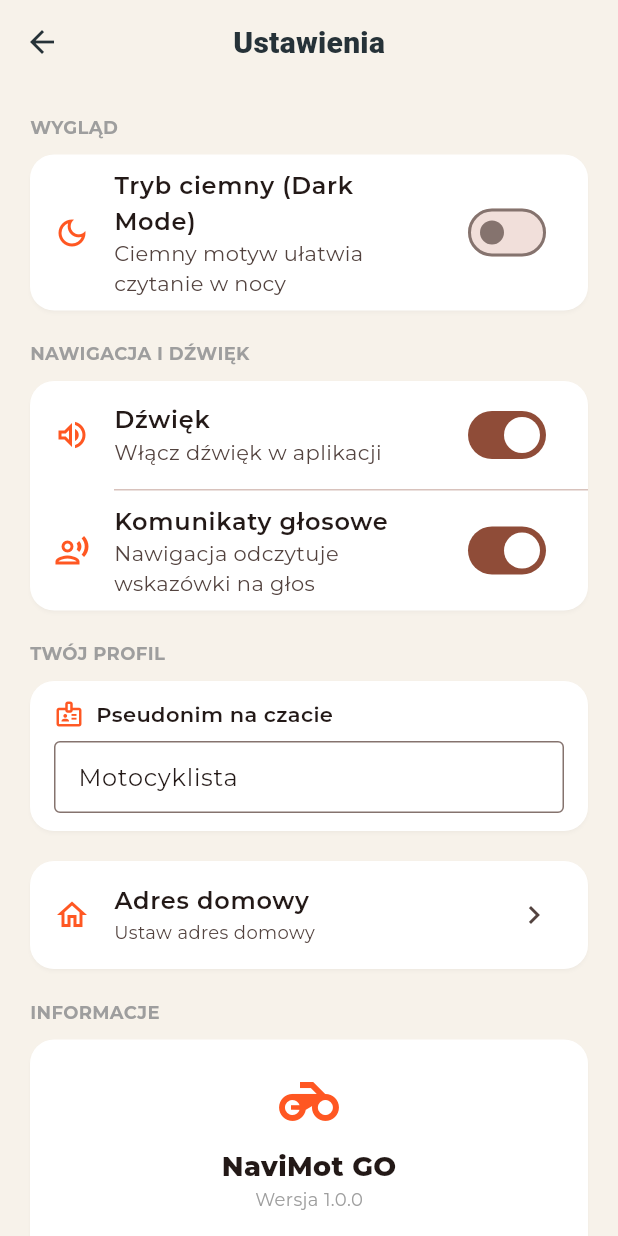
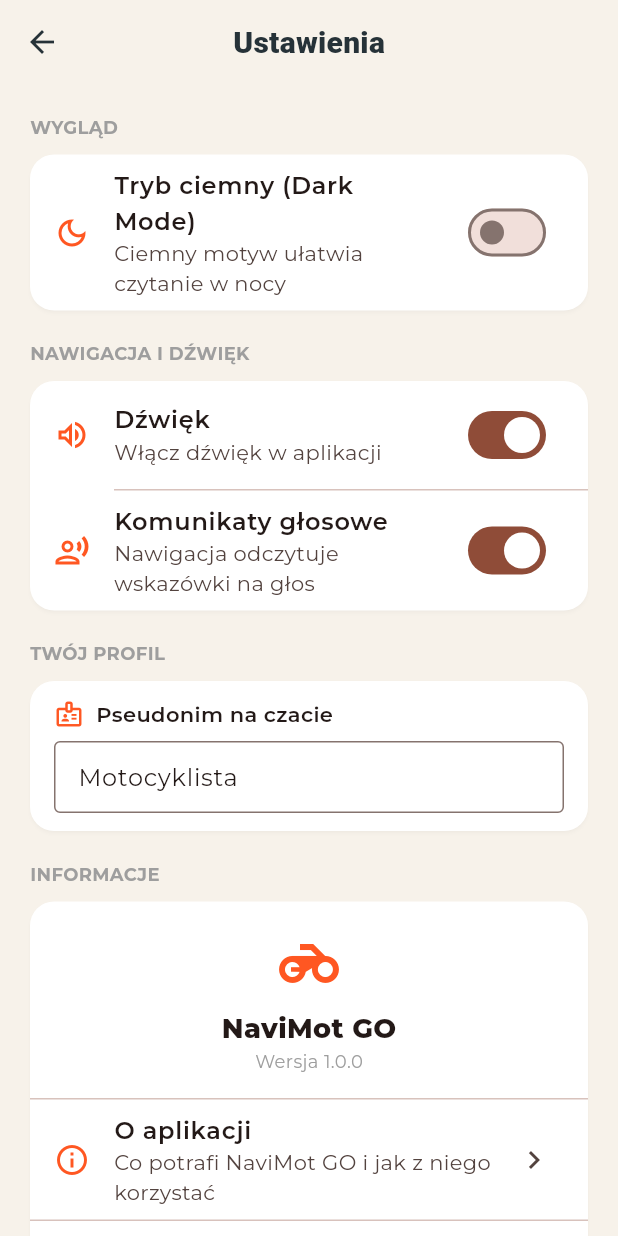
Before and after one commit to Jc0o0b/NaviMot-GO, a Flutter app: the SettingsScreen screen opened directly, on a phone screen of 412 x 824 dp. Run offline on Flutter 3.47's test engine with Material 3 defaults, Android fonts, the phone set to English and light mode, and no system bars; our stand-ins replace flutter_map, flutter_tts, geolocator, image_picker, latlong2, shared_preferences and 1 more; missing offline and left inert: dart:js_interop; accounts and stored records are empty.

Commit message:
Adres domowy przeniesiony tylko do Planuj (usuniety z Ustawien); godzina przybycia liczona z aktualnej godziny + czasu jazdy bez przerw w Planuj i w nawigacji; pomaranczowy przycisk zglaszania wydarzen nad karta 'Start nawigacji' (lewa strona)

```diff
--- a/lib/screens/settings_screen.dart
+++ b/lib/screens/settings_screen.dart
@@ -1,7 +1,6 @@
 import 'package:flutter/material.dart';
 import 'package:provider/provider.dart';
 import '../providers/settings_provider.dart';
-import '../widgets/home_sheet.dart';
 
 class SettingsScreen extends StatelessWidget {
   final VoidCallback? onBackToMap;
@@ -104,23 +103,6 @@ class SettingsScreen extends StatelessWidget {
                 ),
               ),
               const SizedBox(height: 12),
-              Card(
-                child: ListTile(
-                  leading:
-                      const Icon(Icons.home_outlined, color: Colors.deepOrange),
-                  title: const Text('Adres domowy',
-                      style: TextStyle(fontWeight: FontWeight.w600)),
-                  subtitle: Text(
-                    settings.home?.name ?? 'Ustaw adres domowy',
-                    maxLines: 2,
-                    overflow: TextOverflow.ellipsis,
-                    style: const TextStyle(fontSize: 12),
-                  ),
-                  trailing: const Icon(Icons.chevron_right),
-                  onTap: () => showHomeSheet(context),
-                ),
-              ),
-              const SizedBox(height: 12),
               const _SectionLabel('Informacje'),
               Card(
                 child: Column(
```
Also changed, not shown: lib/models/traffic_regulations.dart (+8 -0 lines), lib/screens/map_screen.dart (+21 -2 lines), lib/screens/navigation_screen.dart (+10 -0 lines), lib/screens/route_planning_screen.dart (+17 -0 lines).
